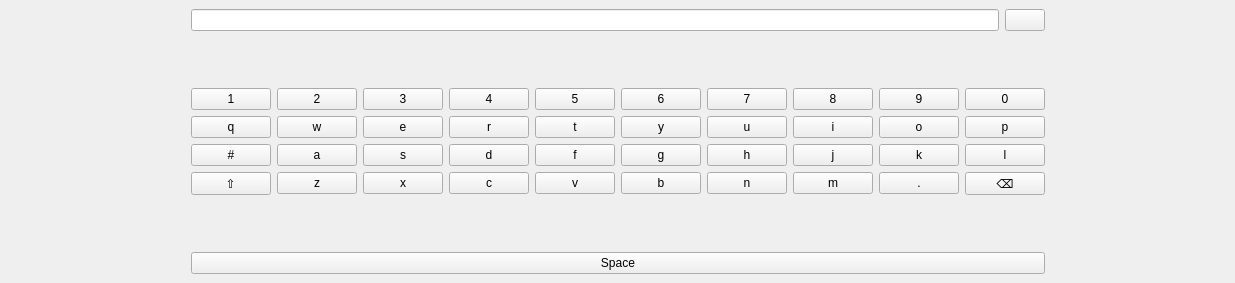
Above: src/widgets/virtualKeyboard/virtualkeyboard.ui from Quill-OS/quill before the change. Below: the same form after it.
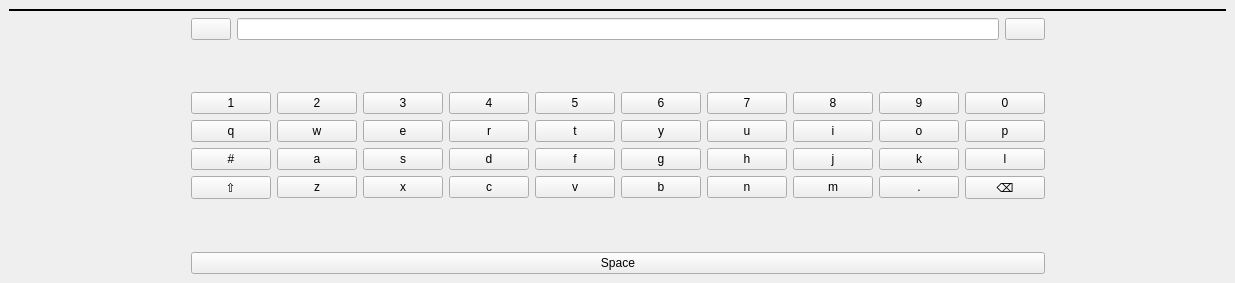
That is the form after the change.

```diff
--- a/src/widgets/virtualKeyboard/virtualkeyboard.ui
+++ b/src/widgets/virtualKeyboard/virtualkeyboard.ui
@@ -30,6 +30,19 @@
     <widget class="QStackedWidget" name="mainWidget">
      <widget class="QWidget" name="page_7">
       <layout class="QVBoxLayout" name="verticalLayout_3">
+       <item>
+        <widget class="Line" name="line">
+         <property name="frameShadow">
+          <enum>QFrame::Plain</enum>
+         </property>
+         <property name="lineWidth">
+          <number>2</number>
+         </property>
+         <property name="orientation">
+          <enum>Qt::Horizontal</enum>
+         </property>
+        </widget>
+       </item>
        <item>
         <layout class="QGridLayout" name="gridLayout">
          <property name="bottomMargin">
@@ -76,23 +89,6 @@
            </property>
           </widget>
          </item>
-         <item row="1" column="2">
-          <layout class="QGridLayout" name="gridLayout_2">
-           <property name="topMargin">
-            <number>0</number>
-           </property>
-           <item row="0" column="0">
-            <widget class="QLineEdit" name="lineEdit"/>
-           </item>
-           <item row="0" column="1">
-            <widget class="QPushButton" name="enterBtn">
-             <property name="text">
-              <string/>
-             </property>
-            </widget>
-           </item>
-          </layout>
-         </item>
          <item row="2" column="2">
           <widget class="QStackedWidget" name="stackedWidget">
            <property name="lineWidth">
@@ -445,6 +441,30 @@
            <widget class="QWidget" name="page_10"/>
           </widget>
          </item>
+         <item row="1" column="2">
+          <layout class="QGridLayout" name="gridLayout_2">
+           <property name="topMargin">
+            <number>0</number>
+           </property>
+           <item row="1" column="0">
+            <widget class="QPushButton" name="closeBtn">
+             <property name="text">
+              <string/>
+             </property>
+            </widget>
+           </item>
+           <item row="1" column="1">
+            <widget class="QLineEdit" name="lineEdit"/>
+           </item>
+           <item row="1" column="2">
+            <widget class="QPushButton" name="enterBtn">
+             <property name="text">
+              <string/>
+             </property>
+            </widget>
+           </item>
+          </layout>
+         </item>
         </layout>
        </item>
       </layout>
```
Left out of the diff: 326 changed lines with no effect on the pictures.
